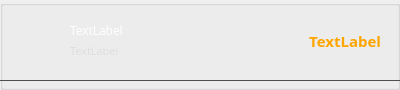
First picture: the form in src/gui/ui/transactionframe.ui, repository ConcealNetwork/conceal-desktop, before the edit.
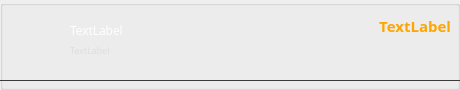
Second picture: the form after the edit.

Commit message: changed overview tx width

Diff of the .ui file:
```diff
--- a/src/gui/ui/transactionframe.ui
+++ b/src/gui/ui/transactionframe.ui
@@ -6,7 +6,7 @@
    <rect>
     <x>0</x>
     <y>0</y>
-    <width>400</width>
+    <width>460</width>
     <height>90</height>
    </rect>
   </property>
@@ -64,10 +64,10 @@
      <widget class="QLabel" name="m_amountLabel">
       <property name="geometry">
        <rect>
-        <x>240</x>
-        <y>20</y>
+        <x>310</x>
+        <y>10</y>
         <width>141</width>
-        <height>41</height>
+        <height>31</height>
        </rect>
       </property>
       <property name="font">
@@ -92,7 +92,7 @@
       <property name="geometry">
        <rect>
         <x>10</x>
-        <y>30</y>
+        <y>20</y>
         <width>36</width>
         <height>36</height>
        </rect>
@@ -144,7 +144,7 @@
       <property name="font">
        <font>
         <family>Open Sans</family>
-        <pointsize>8</pointsize>
+        <pointsize>7</pointsize>
        </font>
       </property>
       <property name="styleSheet">
@@ -174,7 +174,7 @@
        <rect>
         <x>0</x>
         <y>80</y>
-        <width>401</width>
+        <width>461</width>
         <height>1</height>
        </rect>
       </property>
@@ -191,7 +191,7 @@
        </size>
       </property>
       <property name="styleSheet">
-       <string notr="true">background-color: #444;</string>
+       <string notr="true">background-color: #333;</string>
       </property>
       <property name="orientation">
        <enum>Qt::Horizontal</enum>
```
The commit also changes 2 other files.
